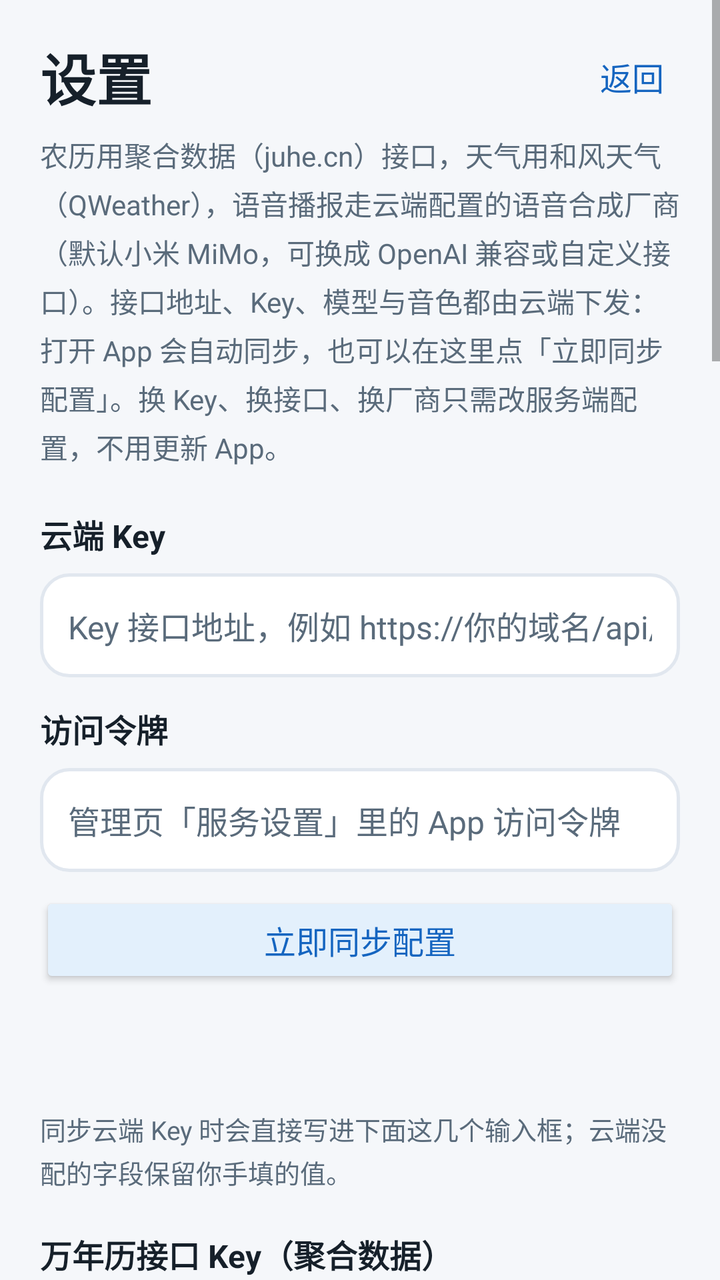
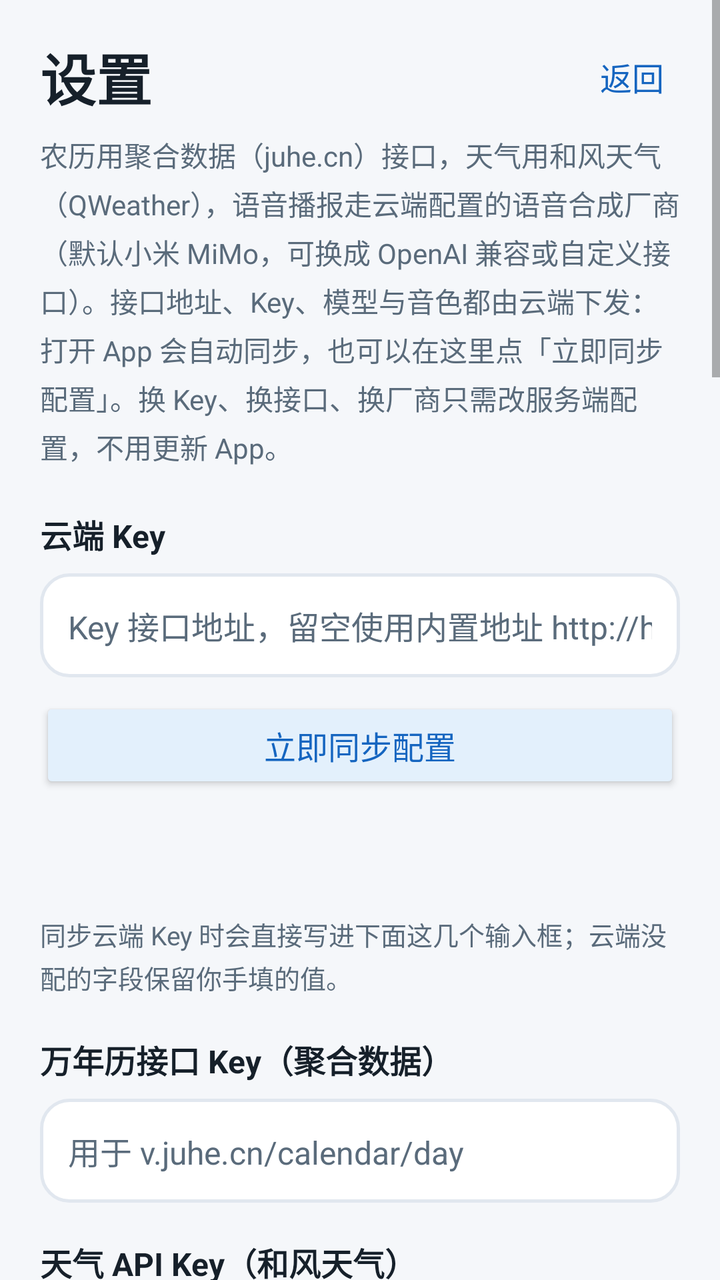

Screens rendered from an Android XML layout before and after an edit, with the pre-edit source and the edit as a unified diff.
<!-- AndroidManifest.xml: application theme AppTheme -->
<!-- res/layout/activity_settings.xml -->
<?xml version="1.0" encoding="utf-8"?>
<ScrollView xmlns:android="http://schemas.android.com/apk/res/android"
    android:id="@+id/settingsScroll"
    android:layout_width="match_parent"
    android:layout_height="match_parent"
    android:background="@color/bg"
    android:fillViewport="true">

    <LinearLayout
        android:layout_width="match_parent"
        android:layout_height="wrap_content"
        android:orientation="vertical"
        android:paddingStart="20dp"
        android:paddingTop="18dp"
        android:paddingEnd="20dp"
        android:paddingBottom="24dp">

        <LinearLayout
            android:layout_width="match_parent"
            android:layout_height="wrap_content"
            android:gravity="center_vertical"
            android:orientation="horizontal">

            <TextView
                android:layout_width="wrap_content"
                android:layout_height="wrap_content"
                android:fontFamily="sans-serif-medium"
                android:text="@string/settings_title"
                android:textColor="@color/text_primary"
                android:textSize="28sp"
                android:textStyle="bold" />

            <Space
                android:layout_width="0dp"
                android:layout_height="1dp"
                android:layout_weight="1" />

            <TextView
                android:id="@+id/btnBack"
                android:layout_width="wrap_content"
                android:layout_height="wrap_content"
                android:clickable="true"
                android:focusable="true"
                android:padding="8dp"
                android:text="@string/settings_back"
                android:textColor="@color/accent"
                android:textSize="16sp" />
        </LinearLayout>

        <TextView
            android:layout_width="match_parent"
            android:layout_height="wrap_content"
            android:layout_marginTop="8dp"
            android:lineSpacingExtra="4dp"
            android:text="@string/settings_intro"
            android:textColor="@color/text_secondary"
            android:textSize="14sp" />

        <TextView
            android:layout_width="match_parent"
            android:layout_height="wrap_content"
            android:layout_marginTop="22dp"
            android:text="@string/settings_config_title"
            android:textColor="@color/text_primary"
            android:textSize="16sp"
            android:textStyle="bold" />

        <EditText
            android:id="@+id/etConfigUrl"
            android:layout_width="match_parent"
            android:layout_height="52dp"
            android:layout_marginTop="8dp"
            android:background="@drawable/bg_input"
            android:hint="@string/settings_config_url_hint"
            android:importantForAutofill="no"
            android:inputType="textUri"
            android:maxLines="1"
            android:paddingStart="14dp"
            android:paddingEnd="14dp"
            android:singleLine="true"
            android:textColor="@color/text_primary"
            android:textColorHint="@color/text_secondary"
            android:textSize="16sp" />

        <TextView
            android:layout_width="match_parent"
            android:layout_height="wrap_content"
            android:layout_marginTop="14dp"
            android:text="@string/config_token_label"
            android:textColor="@color/text_primary"
            android:textSize="16sp"
            android:textStyle="bold" />

        <EditText
            android:id="@+id/etConfigToken"
            android:layout_width="match_parent"
            android:layout_height="52dp"
            android:layout_marginTop="8dp"
            android:background="@drawable/bg_input"
            android:hint="@string/config_token_hint"
            android:importantForAutofill="no"
            android:inputType="text"
            android:maxLines="1"
            android:paddingStart="14dp"
            android:paddingEnd="14dp"
            android:singleLine="true"
            android:textColor="@color/text_primary"
            android:textColorHint="@color/text_secondary"
            android:textSize="16sp" />

        <Button
            android:id="@+id/btnConfigSync"
            android:layout_width="match_parent"
            android:layout_height="48dp"
            android:layout_marginTop="10dp"
            android:backgroundTint="@color/accent_light"
            android:text="@string/settings_config_sync"
            android:textColor="@color/accent"
            android:textSize="16sp" />

        <TextView
            android:id="@+id/tvConfigInfo"
            android:layout_width="match_parent"
            android:layout_height="wrap_content"
            android:layout_marginTop="8dp"
            android:lineSpacingExtra="3dp"
            android:textColor="@color/text_secondary"
            android:textSize="13sp" />

        <TextView
            android:id="@+id/tvConfigNotice"
            android:layout_width="match_parent"
            android:layout_height="wrap_content"
            android:layout_marginTop="6dp"
            android:lineSpacingExtra="3dp"
            android:textColor="@color/accent"
            android:textSize="13sp"
            android:visibility="gone" />

        <TextView
            android:id="@+id/tvConfigEffective"
            android:layout_width="match_parent"
            android:layout_height="wrap_content"
            android:layout_marginTop="8dp"
            android:lineSpacingExtra="3dp"
            android:textColor="@color/text_primary"
            android:textSize="12.5sp" />

        <TextView
            android:layout_width="match_parent"
            android:layout_height="wrap_content"
            android:layout_marginTop="10dp"
            android:lineSpacingExtra="3dp"
            android:text="@string/settings_config_override_hint"
            android:textColor="@color/text_secondary"
            android:textSize="13sp" />

        <TextView
            android:layout_width="match_parent"
            android:layout_height="wrap_content"
            android:layout_marginTop="20dp"
            android:text="@string/calendar_key_label"
            android:textColor="@color/text_primary"
            android:textSize="16sp"
            android:textStyle="bold" />

        <EditText
            android:id="@+id/etCalendarKey"
            android:layout_width="match_parent"
            android:layout_height="52dp"
            android:layout_marginTop="8dp"
            android:background="@drawable/bg_input"
            android:hint="@string/calendar_key_hint"
            android:importantForAutofill="no"
            android:inputType="text"
            android:maxLines="1"
            android:paddingStart="14dp"
            android:paddingEnd="14dp"
            android:singleLine="true"
            android:textColor="@color/text_primary"
            android:textColorHint="@color/text_secondary"
            android:textSize="16sp" />

        <TextView
            android:layout_width="match_parent"
            android:layout_height="wrap_content"
            android:layout_marginTop="18dp"
            android:text="@string/weather_key_label"
            android:textColor="@color/text_primary"
            android:textSize="16sp"
            android:textStyle="bold" />

        <EditText
            android:id="@+id/etWeatherKey"
            android:layout_width="match_parent"
            android:layout_height="52dp"
            android:layout_marginTop="8dp"
            android:background="@drawable/bg_input"
            android:hint="@string/weather_key_hint"
            android:importantForAutofill="no"
            android:inputType="text"
            android:maxLines="1"
            android:paddingStart="14dp"
            android:paddingEnd="14dp"
            android:singleLine="true"
            android:textColor="@color/text_primary"
            android:textColorHint="@color/text_secondary"
            android:textSize="16sp" />

        <TextView
            android:layout_width="match_parent"
            android:layout_height="wrap_content"
            android:layout_marginTop="18dp"
            android:text="@string/weather_host_label"
            android:textColor="@color/text_primary"
            android:textSize="16sp"
            android:textStyle="bold" />

        <EditText
            android:id="@+id/etWeatherHost"
            android:layout_width="match_parent"
            android:layout_height="52dp"
            android:layout_marginTop="8dp"
            android:background="@drawable/bg_input"
            android:hint="@string/weather_host_hint"
            android:importantForAutofill="no"
            android:inputType="textUri"
            android:maxLines="1"
            android:paddingStart="14dp"
            android:paddingEnd="14dp"
            android:singleLine="true"
            android:textColor="@color/text_primary"
            android:textColorHint="@color/text_secondary"
            android:textSize="16sp" />

        <TextView
            android:layout_width="match_parent"
            android:layout_height="wrap_content"
            android:layout_marginTop="18dp"
            android:text="@string/city_label"
            android:textColor="@color/text_primary"
            android:textSize="16sp"
            android:textStyle="bold" />

        <EditText
            android:id="@+id/etCity"
            android:layout_width="match_parent"
            android:layout_height="52dp"
            android:layout_marginTop="8dp"
            android:background="@drawable/bg_input"
            android:hint="@string/city_hint"
            android:importantForAutofill="no"
            android:inputType="text"
            android:maxLines="1"
            android:paddingStart="14dp"
            android:paddingEnd="14dp"
            android:singleLine="true"
            android:textColor="@color/text_primary"
            android:textColorHint="@color/text_secondary"
            android:textSize="16sp" />

        <CheckBox
            android:id="@+id/cbUseLocation"
            android:layout_width="match_parent"
            android:layout_height="wrap_content"
            android:layout_marginTop="14dp"
            android:buttonTint="@color/accent"
            android:text="@string/settings_use_location"
            android:textColor="@color/text_primary"
            android:textSize="16sp" />

        <TextView
            android:id="@+id/tvLocationInfo"
            android:layout_width="match_parent"
            android:layout_height="wrap_content"
            android:layout_marginTop="6dp"
            android:lineSpacingExtra="3dp"
            android:text="@string/settings_location_info_city"
            android:textColor="@color/text_secondary"
            android:textSize="13sp" />

        <Button
            android:id="@+id/btnLocate"
            android:layout_width="match_parent"
            android:layout_height="48dp"
            android:layout_marginTop="10dp"
            android:backgroundTint="@color/accent_light"
            android:text="@string/settings_relocate"
            android:textColor="@color/accent"
            android:textSize="16sp" />

        <TextView
            android:layout_width="match_parent"
            android:layout_height="wrap_content"
            android:layout_marginTop="22dp"
            android:text="@string/tts_key_label"
            android:textColor="@color/text_primary"
            android:textSize="16sp"
            android:textStyle="bold" />

        <EditText
            android:id="@+id/etMimoKey"
            android:layout_width="match_parent"
            android:layout_height="52dp"
            android:layout_marginTop="8dp"
            android:background="@drawable/bg_input"
            android:hint="@string/tts_key_hint"
            android:importantForAutofill="no"
            android:inputType="text"
            android:maxLines="1"
            android:paddingStart="14dp"
            android:paddingEnd="14dp"
            android:singleLine="true"
            android:textColor="@color/text_primary"
            android:textColorHint="@color/text_secondary"
            android:textSize="16sp" />

        <TextView
            android:layout_width="match_parent"
            android:layout_height="wrap_content"
            android:layout_marginTop="18dp"
            android:text="@string/tts_voice_label"
            android:textColor="@color/text_primary"
            android:textSize="16sp"
            android:textStyle="bold" />

        <LinearLayout
            android:layout_width="match_parent"
            android:layout_height="52dp"
            android:layout_marginTop="8dp"
            android:background="@drawable/bg_input"
            android:gravity="center_vertical"
            android:orientation="horizontal"
            android:paddingStart="14dp"
            android:paddingEnd="12dp">

            <Spinner
                android:id="@+id/spMimoVoice"
                android:layout_width="0dp"
                android:layout_height="match_parent"
                android:layout_weight="1"
                android:background="@null" />

            <ImageView
                android:layout_width="16dp"
                android:layout_height="16dp"
                android:alpha="0.6"
                android:contentDescription="@string/tts_voice_label"
                android:rotation="90"
                android:src="@drawable/ic_chevron_right"
                android:tint="@color/text_secondary" />
        </LinearLayout>

        <TextView
            android:layout_width="match_parent"
            android:layout_height="wrap_content"
            android:layout_marginTop="18dp"
            android:text="@string/tts_speed_label"
            android:textColor="@color/text_primary"
            android:textSize="16sp"
            android:textStyle="bold" />

        <LinearLayout
            android:layout_width="match_parent"
            android:layout_height="52dp"
            android:layout_marginTop="8dp"
            android:background="@drawable/bg_input"
            android:gravity="center_vertical"
            android:orientation="horizontal"
            android:paddingStart="14dp"
            android:paddingEnd="12dp">

            <Spinner
                android:id="@+id/spMimoSpeed"
                android:layout_width="0dp"
                android:layout_height="match_parent"
                android:layout_weight="1"
                android:background="@null" />

            <ImageView
                android:layout_width="16dp"
                android:layout_height="16dp"
                android:alpha="0.6"
                android:contentDescription="@string/tts_speed_label"
                android:rotation="90"
                android:src="@drawable/ic_chevron_right"
                android:tint="@color/text_secondary" />
        </LinearLayout>

        <TextView
            android:id="@+id/tvTtsInfo"
            android:layout_width="match_parent"
            android:layout_height="wrap_content"
            android:layout_marginTop="8dp"
            android:lineSpacingExtra="3dp"
            android:text="@string/tts_info"
            android:textColor="@color/text_secondary"
            android:textSize="13sp" />

        <Button
            android:id="@+id/btnVoiceTest"
            android:layout_width="match_parent"
            android:layout_height="48dp"
            android:layout_marginTop="10dp"
            android:backgroundTint="@color/accent_light"
            android:text="@string/tts_test"
            android:textColor="@color/accent"
            android:textSize="16sp" />

        <Button
            android:id="@+id/btnSave"
            android:layout_width="match_parent"
            android:layout_height="52dp"
            android:layout_marginTop="24dp"
            android:backgroundTint="@color/accent"
            android:text="@string/settings_save"
            android:textColor="@color/card"
            android:textSize="17sp" />

        <Button
            android:id="@+id/btnTest"
            android:layout_width="match_parent"
            android:layout_height="52dp"
            android:layout_marginTop="12dp"
            android:backgroundTint="@color/accent_light"
            android:text="@string/settings_test"
            android:textColor="@color/accent"
            android:textSize="17sp" />

        <TextView
            android:layout_width="match_parent"
            android:layout_height="wrap_content"
            android:layout_marginTop="20dp"
            android:text="@string/settings_test_result_label"
            android:textColor="@color/text_primary"
            android:textSize="16sp"
            android:textStyle="bold" />

        <com.local.tianqi.InnerScrollView
            android:id="@+id/testResultScroll"
            android:layout_width="match_parent"
            android:layout_height="280dp"
            android:layout_marginTop="8dp"
            android:background="@drawable/bg_input"
            android:fadeScrollbars="false"
            android:fillViewport="true"
            android:padding="12dp"
            android:scrollbars="vertical">

            <TextView
                android:id="@+id/tvTestResult"
                android:layout_width="match_parent"
                android:layout_height="wrap_content"
                android:fontFamily="monospace"
                android:lineSpacingExtra="2dp"
                android:text="@string/settings_test_result_hint"
                android:textColor="@color/text_primary"
                android:textIsSelectable="true"
                android:textSize="12sp" />
        </com.local.tianqi.InnerScrollView>

        <Button
            android:id="@+id/btnClearCache"
            android:layout_width="match_parent"
            android:layout_height="52dp"
            android:layout_marginTop="12dp"
            android:backgroundTint="@color/divider"
            android:text="@string/settings_clear_cache"
            android:textColor="@color/text_primary"
            android:textSize="17sp" />

        <TextView
            android:id="@+id/tvCacheInfo"
            android:layout_width="match_parent"
            android:layout_height="wrap_content"
            android:layout_marginTop="20dp"
            android:lineSpacingExtra="4dp"
            android:textColor="@color/text_secondary"
            android:textSize="14sp" />

        <TextView
            android:layout_width="match_parent"
            android:layout_height="wrap_content"
            android:layout_marginTop="16dp"
            android:lineSpacingExtra="4dp"
            android:text="@string/settings_tip"
            android:textColor="@color/text_secondary"
            android:textSize="13sp" />
    </LinearLayout>
</ScrollView>
<!-- resources referenced by this layout -->
<resources>
  <color name="accent">#1565C0</color>
  <color name="accent_light">#E3F0FC</color>
  <color name="bg">#F5F7FA</color>
  <color name="card">#FFFFFF</color>
  <color name="divider">#E1E7EF</color>
  <color name="text_primary">#16202A</color>
  <color name="text_secondary">#5A6B7B</color>
  <!-- drawable bg_input (drawable) -->
  <?xml version="1.0" encoding="utf-8"?>
  <shape xmlns:android="http://schemas.android.com/apk/res/android"
      android:shape="rectangle">
      <solid android:color="@color/card" />
      <corners android:radius="14dp" />
      <stroke
          android:width="1.5dp"
          android:color="@color/divider" />
  </shape>
  <!-- drawable ic_chevron_right (drawable) -->
  <?xml version="1.0" encoding="utf-8"?>
  <vector xmlns:android="http://schemas.android.com/apk/res/android"
      android:width="108dp"
      android:height="108dp"
      android:viewportWidth="108"
      android:viewportHeight="108">
  
      <path
          android:fillColor="#00000000"
          android:pathData="M40,26 L66,54 L40,82"
          android:strokeColor="#1565C0"
          android:strokeLineCap="round"
          android:strokeLineJoin="round"
          android:strokeWidth="9" />
  </vector>
  <string name="calendar_key_hint">用于 v.juhe.cn/calendar/day</string>
  <string name="calendar_key_label">万年历接口 Key（聚合数据）</string>
  <string name="city_hint">仅支持中国城市，例如 北京 或 116.41,39.92</string>
  <string name="city_label">城市</string>
  <string name="config_token_hint">管理页「服务设置」里的 App 访问令牌</string>
  <string name="config_token_label">访问令牌</string>
  <string name="settings_back">返回</string>
  <string name="settings_clear_cache">清除缓存</string>
  <string name="settings_config_override_hint">同步云端 Key 时会直接写进下面这几个输入框；云端没配的字段保留你手填的值。</string>
  <string name="settings_config_sync">立即同步配置</string>
  <string name="settings_config_title">云端 Key</string>
  <string name="settings_config_url_hint">Key 接口地址，例如 https://你的域名/api/keys（只填域名也行）</string>
  <string name="settings_intro">农历用聚合数据（juhe.cn）接口，天气用和风天气（QWeather），语音播报走云端配置的语音合成厂商（默认小米 MiMo，可换成 OpenAI 兼容或自定义接口）。接口地址、Key、模型与音色都由云端下发：打开 App 会自动同步，也可以在这里点「立即同步配置」。换 Key、换接口、换厂商只需改服务端配置，不用更新 App。</string>
  <string name="settings_location_info_city">当前按城市名查询，仅支持中国城市。</string>
  <string name="settings_relocate">重新定位</string>
  <string name="settings_save">保存并返回</string>
  <string name="settings_test">手动调用接口</string>
  <string name="settings_test_result_hint">点击「手动调用接口」后，这里会显示万年历、和风天气城市搜索、实时天气、逐小时和每日预报，以及小米 MiMo 语音合成的原始返回内容。</string>
  <string name="settings_test_result_label">接口返回内容</string>
  <string name="settings_tip">无网络时：农历会按前一天缓存推算当天；天气会显示缓存，缓存跨天后自动隐藏逐小时预报。和风天气每日预报最多 10 天。</string>
  <string name="settings_title">设置</string>
  <string name="settings_use_location">使用系统定位（推荐）</string>
  <string name="tts_info">点击首页农历卡片播报农历月日，点击逐小时天气播报今天的天气，点击每日预报播报明天的天气。语速用自然语言指令控制（慢一点/正常/快一点）。合成结果会缓存，同一段话再点不会重复请求。</string>
  <string name="tts_key_hint">留空则用云端下发的 Key</string>
  <string name="tts_key_label">语音合成 Key（小米 MiMo）</string>
  <string name="tts_speed_label">播报语速</string>
  <string name="tts_test">试听播报</string>
  <string name="tts_voice_label">播报音色</string>
  <string name="weather_host_hint">控制台「设置」里的专属 Host</string>
  <string name="weather_host_label">天气 API Host（和风天气）</string>
  <string name="weather_key_hint">控制台「项目管理」中的 API Key</string>
  <string name="weather_key_label">天气 API Key（和风天气）</string>
  <style name="AppTheme" parent="android:Theme.Material.Light.NoActionBar">
          <item name="android:windowBackground">@color/bg</item>
          <item name="android:statusBarColor">@color/bg</item>
          <item name="android:navigationBarColor">@color/bg</item>
          <item name="android:windowLightStatusBar">true</item>
      </style>
</resources>

<!-- the commit's change to res/layout/activity_settings.xml (unified diff, before → after) -->
@@ -82,32 +82,6 @@
             android:textColorHint="@color/text_secondary"
             android:textSize="16sp" />
 
-        <TextView
-            android:layout_width="match_parent"
-            android:layout_height="wrap_content"
-            android:layout_marginTop="14dp"
-            android:text="@string/config_token_label"
-            android:textColor="@color/text_primary"
-            android:textSize="16sp"
-            android:textStyle="bold" />
-
-        <EditText
-            android:id="@+id/etConfigToken"
-            android:layout_width="match_parent"
-            android:layout_height="52dp"
-            android:layout_marginTop="8dp"
-            android:background="@drawable/bg_input"
-            android:hint="@string/config_token_hint"
-            android:importantForAutofill="no"
-            android:inputType="text"
-            android:maxLines="1"
-            android:paddingStart="14dp"
-            android:paddingEnd="14dp"
-            android:singleLine="true"
-            android:textColor="@color/text_primary"
-            android:textColorHint="@color/text_secondary"
-            android:textSize="16sp" />
-
         <Button
             android:id="@+id/btnConfigSync"
             android:layout_width="match_parent"
<!-- resource entries referenced after the edit -->
@@ -37,14 +37,12 @@
   <string name="calendar_key_label">万年历接口 Key（聚合数据）</string>
   <string name="city_hint">仅支持中国城市，例如 北京 或 116.41,39.92</string>
   <string name="city_label">城市</string>
-  <string name="config_token_hint">管理页「服务设置」里的 App 访问令牌</string>
-  <string name="config_token_label">访问令牌</string>
   <string name="settings_back">返回</string>
   <string name="settings_clear_cache">清除缓存</string>
   <string name="settings_config_override_hint">同步云端 Key 时会直接写进下面这几个输入框；云端没配的字段保留你手填的值。</string>
   <string name="settings_config_sync">立即同步配置</string>
   <string name="settings_config_title">云端 Key</string>
-  <string name="settings_config_url_hint">Key 接口地址，例如 https://你的域名/api/keys（只填域名也行）</string>
+  <string name="settings_config_url_hint">Key 接口地址，留空使用内置地址 http://home.topsygf.cn</string>
   <string name="settings_intro">农历用聚合数据（juhe.cn）接口，天气用和风天气（QWeather），语音播报走云端配置的语音合成厂商（默认小米 MiMo，可换成 OpenAI 兼容或自定义接口）。接口地址、Key、模型与音色都由云端下发：打开 App 会自动同步，也可以在这里点「立即同步配置」。换 Key、换接口、换厂商只需改服务端配置，不用更新 App。</string>
   <string name="settings_location_info_city">当前按城市名查询，仅支持中国城市。</string>
   <string name="settings_relocate">重新定位</string>
